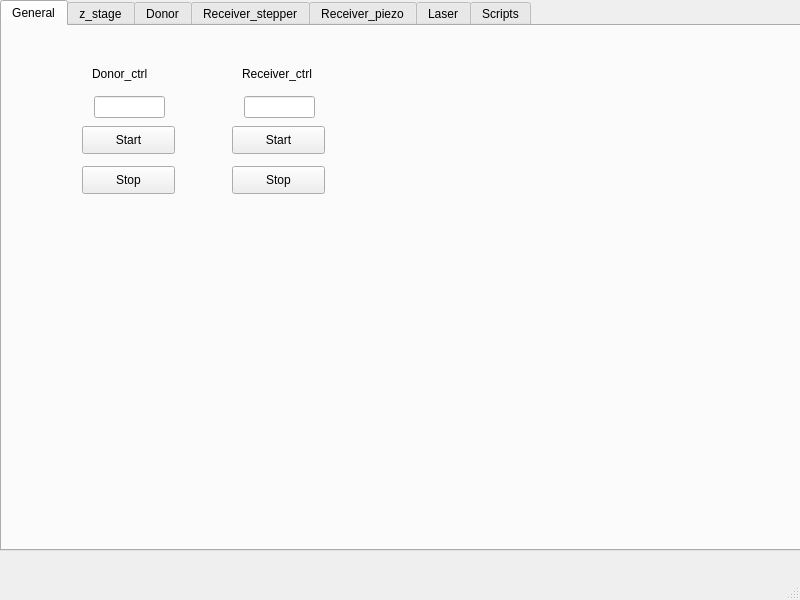
Above: Qt_interface/LIFT_GUI.ui from rp100057/UT_GUI before the change. Below: the same form after it.
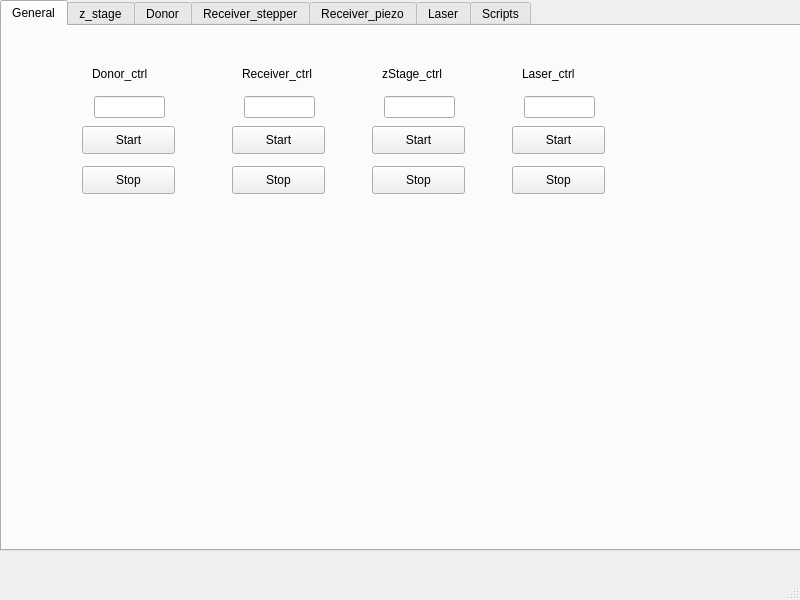
That is the form after the change.

Commit message: included laser and zstage

```diff
--- a/Qt_interface/LIFT_GUI.ui
+++ b/Qt_interface/LIFT_GUI.ui
@@ -15,6 +15,9 @@
   </property>
   <widget class="QWidget" name="centralwidget">
    <widget class="QTabWidget" name="tabWidget">
+    <property name="enabled">
+     <bool>true</bool>
+    </property>
     <property name="geometry">
      <rect>
       <x>0</x>
@@ -140,6 +143,116 @@
        <string>Stop</string>
       </property>
      </widget>
+     <widget class="QPushButton" name="pushButton_zstage_ctrl_stop">
+      <property name="geometry">
+       <rect>
+        <x>370</x>
+        <y>140</y>
+        <width>93</width>
+        <height>28</height>
+       </rect>
+      </property>
+      <property name="text">
+       <string>Stop</string>
+      </property>
+     </widget>
+     <widget class="QLineEdit" name="lineEdit_zstage_ctrl_status">
+      <property name="enabled">
+       <bool>true</bool>
+      </property>
+      <property name="geometry">
+       <rect>
+        <x>382</x>
+        <y>70</y>
+        <width>71</width>
+        <height>22</height>
+       </rect>
+      </property>
+      <property name="readOnly">
+       <bool>true</bool>
+      </property>
+     </widget>
+     <widget class="QLabel" name="label_zstage_ctrl">
+      <property name="geometry">
+       <rect>
+        <x>380</x>
+        <y>40</y>
+        <width>81</width>
+        <height>16</height>
+       </rect>
+      </property>
+      <property name="text">
+       <string>zStage_ctrl</string>
+      </property>
+     </widget>
+     <widget class="QPushButton" name="pushButton_zstage_ctrl_start">
+      <property name="geometry">
+       <rect>
+        <x>370</x>
+        <y>100</y>
+        <width>93</width>
+        <height>28</height>
+       </rect>
+      </property>
+      <property name="text">
+       <string>Start</string>
+      </property>
+     </widget>
+     <widget class="QLabel" name="label_laser_ctrl">
+      <property name="geometry">
+       <rect>
+        <x>520</x>
+        <y>40</y>
+        <width>81</width>
+        <height>16</height>
+       </rect>
+      </property>
+      <property name="text">
+       <string>Laser_ctrl</string>
+      </property>
+     </widget>
+     <widget class="QLineEdit" name="lineEdit_laser_ctrl_status">
+      <property name="enabled">
+       <bool>true</bool>
+      </property>
+      <property name="geometry">
+       <rect>
+        <x>522</x>
+        <y>70</y>
+        <width>71</width>
+        <height>22</height>
+       </rect>
+      </property>
+      <property name="readOnly">
+       <bool>true</bool>
+      </property>
+     </widget>
+     <widget class="QPushButton" name="pushButton_laser_ctrl_start">
+      <property name="geometry">
+       <rect>
+        <x>510</x>
+        <y>100</y>
+        <width>93</width>
+        <height>28</height>
+       </rect>
+      </property>
+      <property name="text">
+       <string>Start</string>
+      </property>
+     </widget>
+     <widget class="QPushButton" name="pushButton_laser_ctrl_stop">
+      <property name="geometry">
+       <rect>
+        <x>510</x>
+        <y>140</y>
+        <width>93</width>
+        <height>28</height>
+       </rect>
+      </property>
+      <property name="text">
+       <string>Stop</string>
+      </property>
+     </widget>
     </widget>
     <widget class="QWidget" name="tab_z_stage">
      <attribute name="title">
```
Left out of the diff: 124 changed lines with no effect on the pictures. The commit also changes 23 other files.
